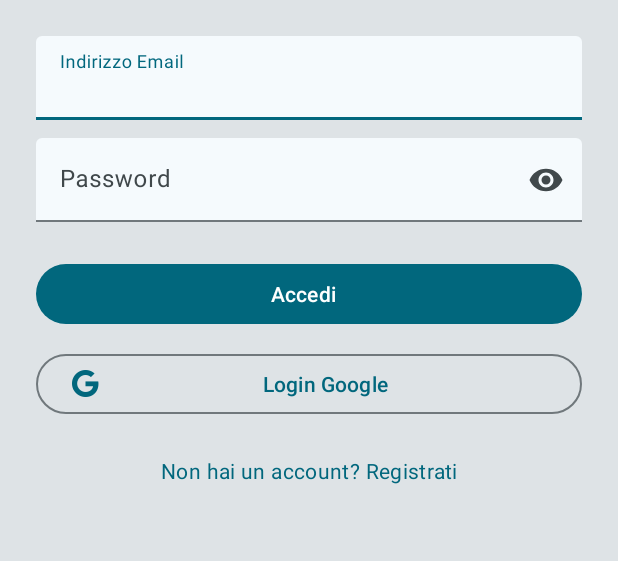
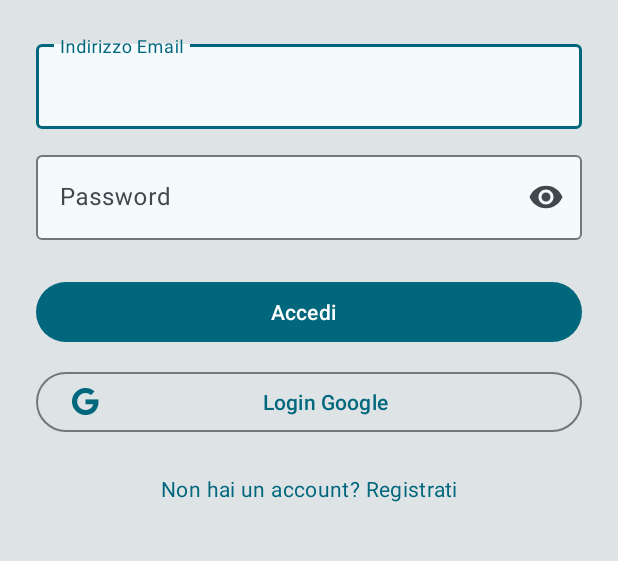
Before and after one commit to SanduStoicovDev/Koby, an Android app: the screen it shows after launch (LoginActivity), on a phone screen of 412 x 824 dp, the part 449-1010 px from its top. Run offline under Robolectric (Android 15) with nearby library versions, the phone set to English and light mode, and no system bars; our stand-ins replace Firebase (no records; nobody signed in at launch, a user with empty details on screens opened directly).

Commit message:
Update Design Login - Register

```diff
--- a/app/src/main/res/layout/fragment_login.xml
+++ b/app/src/main/res/layout/fragment_login.xml
@@ -101,7 +101,7 @@
             <!-- Email -->
             <com.google.android.material.textfield.TextInputLayout
                 android:id="@+id/emailLayout"
-                style="@style/Widget.Material3.TextInputLayout.FilledBox"
+                style="@style/Widget.Material3.TextInputLayout.OutlinedBox"
                 android:layout_width="0dp"
                 android:layout_height="wrap_content"
                 android:layout_marginTop="24dp"
@@ -113,7 +113,7 @@
 
                 <com.google.android.material.textfield.TextInputEditText
                     android:id="@+id/editEmail"
-                    style="@style/Widget.Material3.TextInputEditText.FilledBox"
+                    style="@style/Widget.Material3.TextInputEditText.OutlinedBox"
                     android:layout_width="match_parent"
                     android:layout_height="wrap_content"
                     android:inputType="textEmailAddress"
@@ -124,7 +124,7 @@
             <!-- Password -->
             <com.google.android.material.textfield.TextInputLayout
                 android:id="@+id/passwordLayout"
-                style="@style/Widget.Material3.TextInputLayout.FilledBox"
+                style="@style/Widget.Material3.TextInputLayout.OutlinedBox"
                 android:layout_width="0dp"
                 android:layout_height="wrap_content"
                 android:layout_marginTop="12dp"
@@ -137,7 +137,7 @@
 
                 <com.google.android.material.textfield.TextInputEditText
                     android:id="@+id/editPassword"
-                    style="@style/Widget.Material3.TextInputEditText.FilledBox"
+                    style="@style/Widget.Material3.TextInputEditText.OutlinedBox"
                     android:layout_width="match_parent"
                     android:layout_height="wrap_content"
                     android:inputType="textPassword"
```
Also changed, not shown: app/src/main/res/layout/fragment_register.xml (+9 -9 lines).
